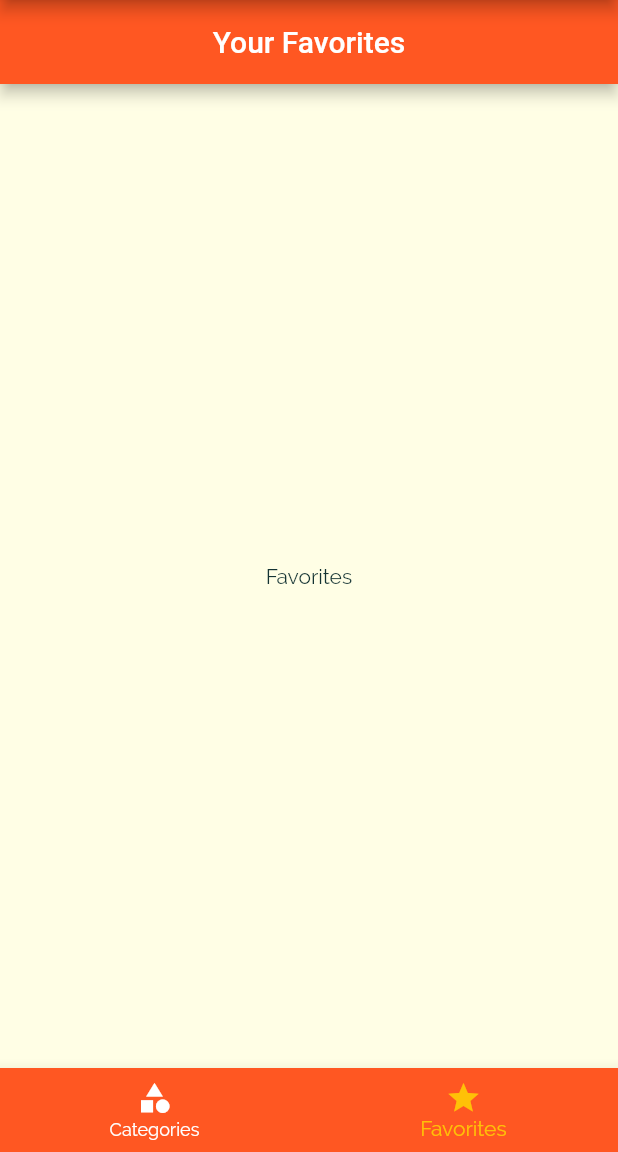
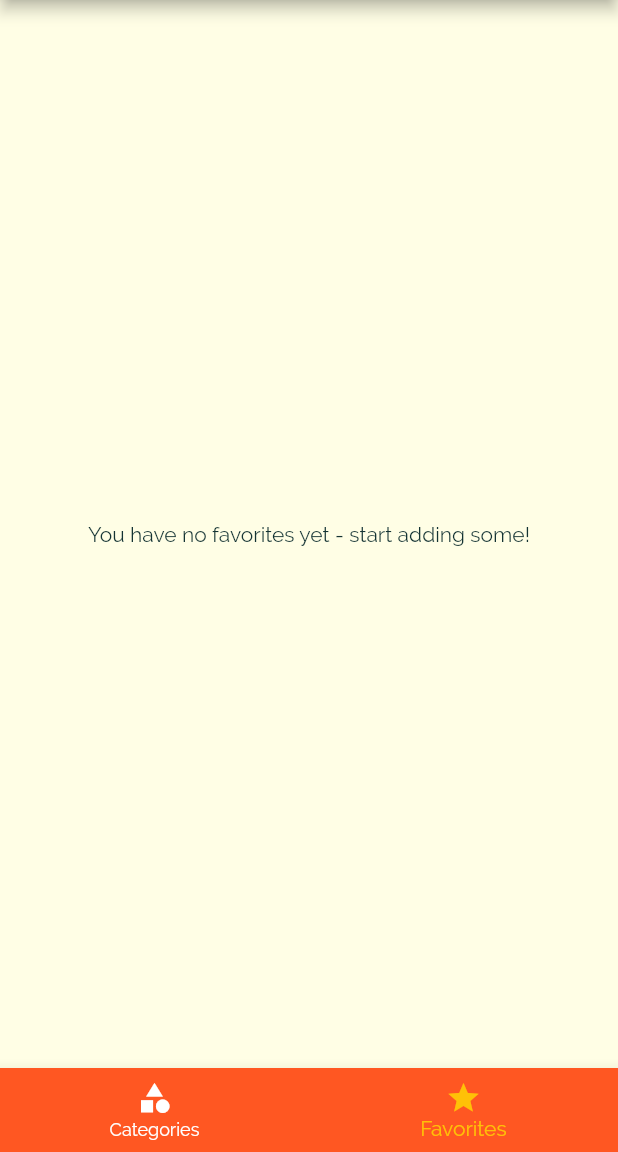
Before and after one commit to mawaisrehan1/Meal-Food-App, a Flutter app: the screen it shows after launch, item 2 of the bottom bar chosen, on a phone screen of 412 x 824 dp, the part 84-1236 px from its top. Run offline on Flutter 3.47's test engine with Material 2 defaults, Android fonts, the phone set to English and light mode, and no system bars.

Commit message:
add fav screen

```diff
--- a/lib/main.dart
+++ b/lib/main.dart
@@ -1,4 +1,5 @@
 import 'package:flutter/material.dart';
+import 'package:meal_app/provider/favorite_meal_provider.dart';
 import 'package:meal_app/provider/filter_meal_provider.dart';
 import 'package:meal_app/routes/routes.dart';
 import 'package:meal_app/values/strings.dart';
@@ -7,6 +8,7 @@ import 'package:provider/provider.dart';
 void main() {
   runApp(MultiProvider(providers: [
     ChangeNotifierProvider(create: (_) => FilterMealProvider()),
+    ChangeNotifierProvider(create: (_) => FavoriteMealProvider()),
   ], child: const MyApp()));
 }
 
--- a/lib/provider/filter_meal_provider.dart
+++ b/lib/provider/filter_meal_provider.dart
@@ -14,7 +14,7 @@ class FilterMealProvider extends ChangeNotifier{
     'vegetarian': false,
   };
 
-//  Map<String, bool> filter = filters;
+
 
   List<Meal>availableMeals = dummyMeals;
 
--- a/lib/routes/routes.dart
+++ b/lib/routes/routes.dart
@@ -29,10 +29,10 @@ class Routes{
     return {
       tabsScreen:(context) => const TabsScreen(),
       categoriesScreen:(context) => const CategoriesScreen(),
-      favoritesScreen:(context) => const FavoritesScreen(),
-      categoryMealsScreen:(context) =>  CategoryMealScreen(),
+      favoritesScreen:(context) =>  FavoritesScreen(),
+      categoryMealsScreen:(context) =>  const CategoryMealScreen(),
       mealsDetailScreen:(context) =>  const MealDetailScreen(),
-      filtersScreen:(context) =>   FiltersScreen(),
+      filtersScreen:(context) =>   const FiltersScreen(),
     };
   }
 
--- a/lib/screens/favorites_screen.dart
+++ b/lib/screens/favorites_screen.dart
@@ -1,18 +1,41 @@
 import 'package:flutter/material.dart';
+import 'package:provider/provider.dart';
+import '../provider/favorite_meal_provider.dart';
+import '../widgets/meal_item.dart';
 
 class FavoritesScreen extends StatelessWidget {
   const FavoritesScreen({Key? key}) : super(key: key);
 
+
+
   @override
   Widget build(BuildContext context) {
-    return Scaffold(
-      appBar: AppBar(
-        title: const Text('Your Favorites'),
-        centerTitle: true,
-      ),
-      body:  const Center(
-        child: Text('Favorites'),
-      ),
-    );
+    FavoriteMealProvider favoriteMealProvider =
+    Provider.of<FavoriteMealProvider>(
+        context, listen: true);
+    if(favoriteMealProvider.favoriteMeals.isEmpty) {
+      return  const Center(
+        child: Text('You have no favorites yet - start adding some!'),
+      );
+    } else
+    {
+      return Consumer<FavoriteMealProvider>(
+        builder: (_, a, __) {
+          return ListView.builder(
+              itemCount: favoriteMealProvider.favoriteMeals.length,
+              itemBuilder: (ctx, index) {
+                return MealItem(
+                  id:  favoriteMealProvider.favoriteMeals[index].id,
+                  title: favoriteMealProvider.favoriteMeals[index].title,
+                  imageUrl: favoriteMealProvider.favoriteMeals[index].imageUrl,
+                  duration: favoriteMealProvider.favoriteMeals[index].duration,
+                  complexity: favoriteMealProvider.favoriteMeals[index].complexity,
+                  affordability: favoriteMealProvider.favoriteMeals[index].affordability,
+                );
+              });
+        },
+
+      );
+    }
   }
 }
--- a/lib/screens/tabs_screen.dart
+++ b/lib/screens/tabs_screen.dart
@@ -20,7 +20,7 @@ class _TabsScreenState extends State<TabsScreen> {
      'title': 'Categories',
    },
    {
-     'page': const FavoritesScreen(),
+     'page':  const FavoritesScreen(),
      'title': 'Favorite',
    },
   ];
--- a/lib/widgets/meal_item.dart
+++ b/lib/widgets/meal_item.dart
@@ -13,7 +13,6 @@ class MealItem extends StatelessWidget {
   final int duration;
   final Complexity complexity;
   final Affordability affordability;
-  final Function removeItem;
 
   const MealItem(
       {Key? key,
@@ -23,7 +22,7 @@ class MealItem extends StatelessWidget {
       required this.duration,
       required this.complexity,
       required this.affordability,
-      required this.removeItem})
+      })
       : super(key: key);
 
   //selectMeal method for navigation!
@@ -33,10 +32,11 @@ class MealItem extends StatelessWidget {
       arguments: id,
     ).then((result){
       if(result !=null){
-        removeItem(result);
+     //   removeItem(result);
       }
     });
   }
+
 
 
   // getter for complexityText!
```
Also changed, not shown: lib/provider/favorite_meal_provider.dart (added, +28 -0 lines), lib/screens/category_meals_screen.dart (+6 -7 lines), lib/screens/filters_screen.dart (+6 -7 lines), lib/screens/meal_detail_screen.dart (+20 -5 lines).
